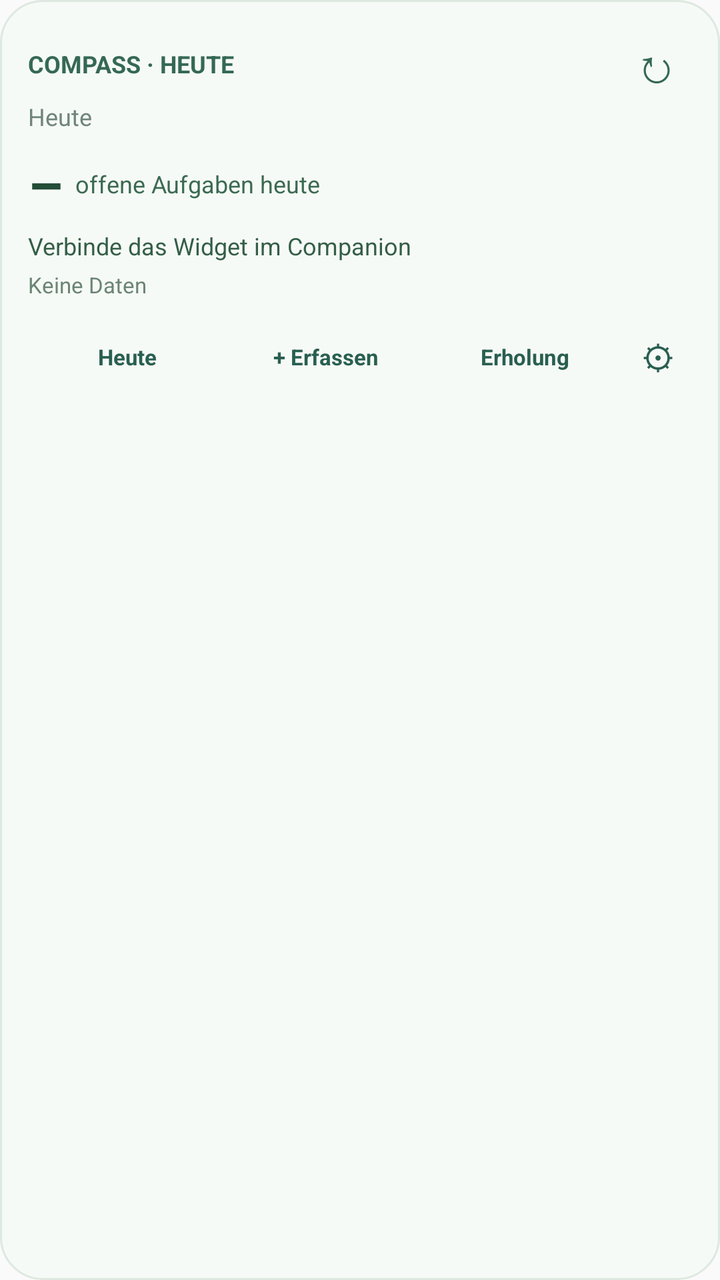
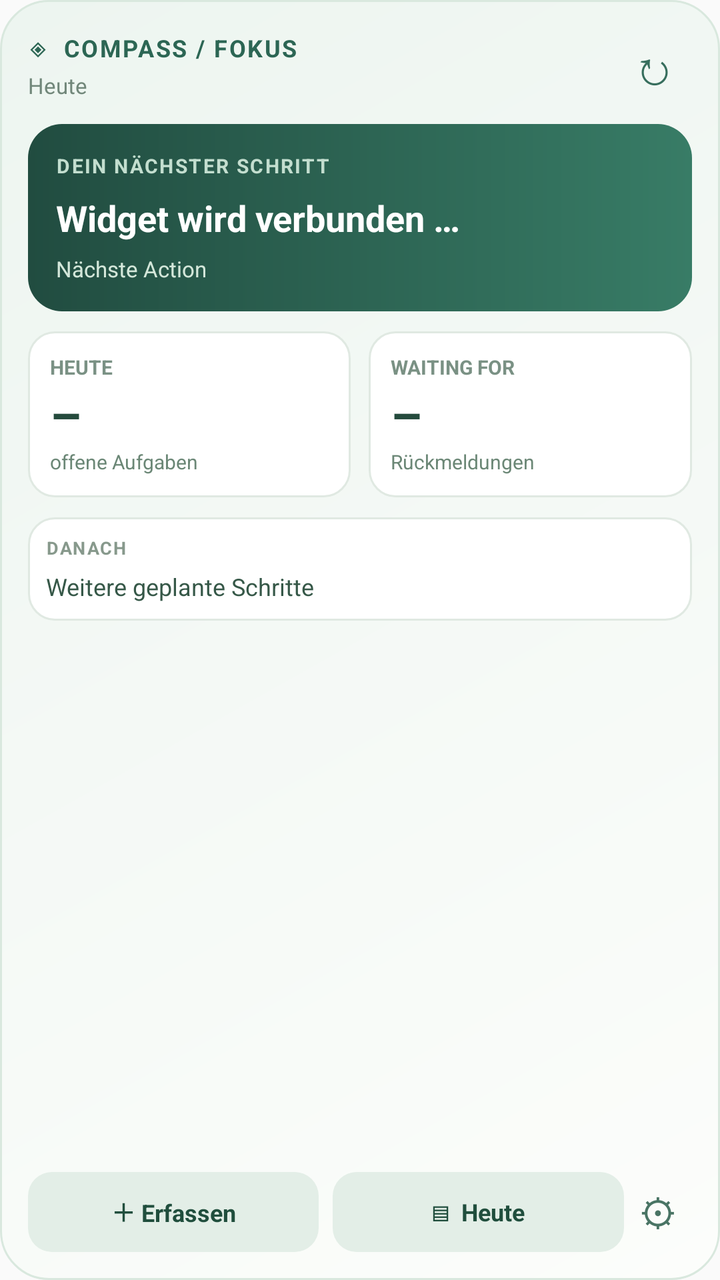

An Android layout rendered at two revisions. The XML below is the earlier revision; the diff shows what the commit changed to produce the second picture.
<!-- AndroidManifest.xml: application theme android:Theme.Material.Light.NoActionBar -->
<!-- res/layout/widget_today.xml -->
<?xml version="1.0" encoding="utf-8"?>
<LinearLayout xmlns:android="http://schemas.android.com/apk/res/android" android:layout_width="match_parent" android:layout_height="match_parent" android:orientation="vertical" android:padding="14dp" android:background="@drawable/rounded_bg">
  <LinearLayout android:layout_width="match_parent" android:layout_height="wrap_content" android:orientation="horizontal" android:gravity="center_vertical">
    <TextView android:layout_width="0dp" android:layout_weight="1" android:layout_height="wrap_content" android:text="COMPASS · HEUTE" android:textSize="12sp" android:textStyle="bold" android:textColor="#356857"/>
    <TextView android:id="@+id/widget_refresh" android:layout_width="36dp" android:layout_height="36dp" android:gravity="center" android:text="↻" android:textSize="24sp" android:contentDescription="Widget aktualisieren" android:textColor="#356857"/>
  </LinearLayout>
  <TextView android:id="@+id/widget_date" android:layout_width="match_parent" android:layout_height="wrap_content" android:text="Heute" android:textSize="12sp" android:textColor="#70857A"/>
  <LinearLayout android:layout_width="match_parent" android:layout_height="wrap_content" android:orientation="horizontal" android:gravity="center_vertical" android:layout_marginTop="7dp">
     <TextView android:id="@+id/widget_count" android:layout_width="wrap_content" android:layout_height="wrap_content" android:text="–" android:textSize="28sp" android:textStyle="bold" android:textColor="#244C37"/>
     <TextView android:layout_width="wrap_content" android:layout_height="wrap_content" android:text="  offene Aufgaben heute" android:textSize="12sp" android:textColor="#3B6A52"/>
  </LinearLayout>
  <TextView android:id="@+id/widget_next" android:layout_width="match_parent" android:layout_height="wrap_content" android:text="Verbinde das Widget im Companion" android:singleLine="true" android:ellipsize="end" android:layout_marginTop="4dp" android:textSize="12sp" android:textColor="#345E47"/>
  <TextView android:id="@+id/widget_health" android:layout_width="match_parent" android:layout_height="wrap_content" android:text="Keine Daten" android:singleLine="true" android:ellipsize="end" android:layout_marginTop="4dp" android:textSize="11sp" android:textColor="#6C8575"/>
  <LinearLayout android:layout_width="match_parent" android:layout_height="wrap_content" android:orientation="horizontal" android:layout_marginTop="10dp" android:gravity="center_vertical">
    <TextView android:id="@+id/widget_today_button" android:layout_width="0dp" android:layout_weight="1" android:layout_height="wrap_content" android:text="Heute" android:gravity="center" android:padding="7dp" android:textStyle="bold" android:textSize="11sp" android:textColor="#295F50"/>
    <TextView android:id="@+id/widget_capture_button" android:layout_width="0dp" android:layout_weight="1" android:layout_height="wrap_content" android:text="+ Erfassen" android:gravity="center" android:padding="7dp" android:textStyle="bold" android:textSize="11sp" android:textColor="#295F50"/>
    <TextView android:id="@+id/widget_recovery_button" android:layout_width="0dp" android:layout_weight="1" android:layout_height="wrap_content" android:text="Erholung" android:gravity="center" android:padding="7dp" android:textStyle="bold" android:textSize="11sp" android:textColor="#295F50"/>
    <TextView android:id="@+id/widget_setup" android:layout_width="34dp" android:layout_height="wrap_content" android:text="⚙" android:gravity="center" android:padding="7dp" android:textSize="17sp" android:contentDescription="Widget einrichten" android:textColor="#295F50"/>
  </LinearLayout>
</LinearLayout>
<!-- resources referenced by this layout -->
<resources>
  <!-- drawable rounded_bg (drawable) -->
  <shape xmlns:android="http://schemas.android.com/apk/res/android" android:shape="rectangle">
    <solid android:color="#F6FAF6"/><corners android:radius="21dp"/><stroke android:width="1dp" android:color="#DDE9E0"/>
  </shape>
</resources>

<!-- the commit's change to res/layout/widget_today.xml (unified diff, before → after) -->
@@ -1,20 +1,41 @@
 <?xml version="1.0" encoding="utf-8"?>
-<LinearLayout xmlns:android="http://schemas.android.com/apk/res/android" android:layout_width="match_parent" android:layout_height="match_parent" android:orientation="vertical" android:padding="14dp" android:background="@drawable/rounded_bg">
-  <LinearLayout android:layout_width="match_parent" android:layout_height="wrap_content" android:orientation="horizontal" android:gravity="center_vertical">
-    <TextView android:layout_width="0dp" android:layout_weight="1" android:layout_height="wrap_content" android:text="COMPASS · HEUTE" android:textSize="12sp" android:textStyle="bold" android:textColor="#356857"/>
-    <TextView android:id="@+id/widget_refresh" android:layout_width="36dp" android:layout_height="36dp" android:gravity="center" android:text="↻" android:textSize="24sp" android:contentDescription="Widget aktualisieren" android:textColor="#356857"/>
+<LinearLayout xmlns:android="http://schemas.android.com/apk/res/android"
+ android:layout_width="match_parent" android:layout_height="match_parent" android:orientation="vertical"
+ android:background="@drawable/widget_surface" android:padding="14dp">
+ <LinearLayout android:layout_width="match_parent" android:layout_height="wrap_content" android:orientation="horizontal" android:gravity="center_vertical">
+  <LinearLayout android:layout_width="0dp" android:layout_weight="1" android:layout_height="wrap_content" android:orientation="vertical">
+   <TextView android:layout_width="match_parent" android:layout_height="wrap_content" android:text="◈  COMPASS / FOKUS" android:textColor="#2C6654" android:textSize="12sp" android:letterSpacing="0.07" android:textStyle="bold"/>
+   <TextView android:id="@+id/widget_date" android:layout_width="match_parent" android:layout_height="wrap_content" android:text="Heute" android:textSize="11sp" android:layout_marginTop="3dp" android:textColor="#71877A"/>
   </LinearLayout>
-  <TextView android:id="@+id/widget_date" android:layout_width="match_parent" android:layout_height="wrap_content" android:text="Heute" android:textSize="12sp" android:textColor="#70857A"/>
-  <LinearLayout android:layout_width="match_parent" android:layout_height="wrap_content" android:orientation="horizontal" android:gravity="center_vertical" android:layout_marginTop="7dp">
-     <TextView android:id="@+id/widget_count" android:layout_width="wrap_content" android:layout_height="wrap_content" android:text="–" android:textSize="28sp" android:textStyle="bold" android:textColor="#244C37"/>
-     <TextView android:layout_width="wrap_content" android:layout_height="wrap_content" android:text="  offene Aufgaben heute" android:textSize="12sp" android:textColor="#3B6A52"/>
+  <TextView android:id="@+id/widget_refresh" android:layout_width="38dp" android:layout_height="38dp" android:gravity="center" android:text="↻" android:textSize="24sp" android:textColor="#376E5D" android:contentDescription="Fokus aktualisieren"/>
+ </LinearLayout>
+ <LinearLayout android:layout_width="match_parent" android:layout_height="wrap_content" android:orientation="vertical" android:background="@drawable/widget_primary_panel" android:padding="14dp" android:layout_marginTop="10dp">
+  <TextView android:layout_width="match_parent" android:layout_height="wrap_content" android:text="DEIN NÄCHSTER SCHRITT" android:textSize="10sp" android:letterSpacing="0.08" android:textColor="#C3DECF" android:textStyle="bold"/>
+  <TextView android:id="@+id/widget_next" android:layout_width="match_parent" android:layout_height="wrap_content" android:maxLines="2" android:ellipsize="end" android:layout_marginTop="7dp" android:textSize="18sp" android:textColor="#FFFFFF" android:textStyle="bold" android:text="Widget wird verbunden …"/>
+  <TextView android:id="@+id/widget_meta" android:layout_width="match_parent" android:layout_height="wrap_content" android:layout_marginTop="6dp" android:textSize="11sp" android:textColor="#D4E7DA" android:maxLines="1" android:ellipsize="end" android:text="Nächste Action"/>
+ </LinearLayout>
+ <LinearLayout android:layout_width="match_parent" android:layout_height="wrap_content" android:orientation="horizontal" android:layout_marginTop="10dp">
+  <LinearLayout android:layout_width="0dp" android:layout_weight="1" android:layout_height="wrap_content" android:orientation="vertical" android:background="@drawable/widget_secondary_panel" android:padding="11dp">
+   <TextView android:layout_width="match_parent" android:layout_height="wrap_content" android:text="HEUTE" android:textColor="#7A9184" android:textSize="10sp" android:textStyle="bold"/>
+   <TextView android:id="@+id/widget_count" android:layout_width="match_parent" android:layout_height="wrap_content" android:text="–" android:textSize="25sp" android:textColor="#254B3D" android:textStyle="bold"/>
+   <TextView android:layout_width="match_parent" android:layout_height="wrap_content" android:text="offene Aufgaben" android:textColor="#6B8776" android:textSize="10sp"/>
   </LinearLayout>
-  <TextView android:id="@+id/widget_next" android:layout_width="match_parent" android:layout_height="wrap_content" android:text="Verbinde das Widget im Companion" android:singleLine="true" android:ellipsize="end" android:layout_marginTop="4dp" android:textSize="12sp" android:textColor="#345E47"/>
-  <TextView android:id="@+id/widget_health" android:layout_width="match_parent" android:layout_height="wrap_content" android:text="Keine Daten" android:singleLine="true" android:ellipsize="end" android:layout_marginTop="4dp" android:textSize="11sp" android:textColor="#6C8575"/>
-  <LinearLayout android:layout_width="match_parent" android:layout_height="wrap_content" android:orientation="horizontal" android:layout_marginTop="10dp" android:gravity="center_vertical">
-    <TextView android:id="@+id/widget_today_button" android:layout_width="0dp" android:layout_weight="1" android:layout_height="wrap_content" android:text="Heute" android:gravity="center" android:padding="7dp" android:textStyle="bold" android:textSize="11sp" android:textColor="#295F50"/>
-    <TextView android:id="@+id/widget_capture_button" android:layout_width="0dp" android:layout_weight="1" android:layout_height="wrap_content" android:text="+ Erfassen" android:gravity="center" android:padding="7dp" android:textStyle="bold" android:textSize="11sp" android:textColor="#295F50"/>
-    <TextView android:id="@+id/widget_recovery_button" android:layout_width="0dp" android:layout_weight="1" android:layout_height="wrap_content" android:text="Erholung" android:gravity="center" android:padding="7dp" android:textStyle="bold" android:textSize="11sp" android:textColor="#295F50"/>
-    <TextView android:id="@+id/widget_setup" android:layout_width="34dp" android:layout_height="wrap_content" android:text="⚙" android:gravity="center" android:padding="7dp" android:textSize="17sp" android:contentDescription="Widget einrichten" android:textColor="#295F50"/>
+  <Space android:layout_width="9dp" android:layout_height="1dp"/>
+  <LinearLayout android:layout_width="0dp" android:layout_weight="1" android:layout_height="wrap_content" android:orientation="vertical" android:background="@drawable/widget_secondary_panel" android:padding="11dp">
+   <TextView android:layout_width="match_parent" android:layout_height="wrap_content" android:text="WAITING FOR" android:textColor="#7A9184" android:textSize="10sp" android:textStyle="bold"/>
+   <TextView android:id="@+id/widget_waiting" android:layout_width="match_parent" android:layout_height="wrap_content" android:text="–" android:textSize="25sp" android:textColor="#254B3D" android:textStyle="bold"/>
+   <TextView android:layout_width="match_parent" android:layout_height="wrap_content" android:text="Rückmeldungen" android:textColor="#6B8776" android:textSize="10sp"/>
   </LinearLayout>
+ </LinearLayout>
+ <LinearLayout android:id="@+id/widget_more" android:layout_width="match_parent" android:layout_height="wrap_content" android:orientation="vertical" android:layout_marginTop="10dp" android:padding="9dp" android:background="@drawable/widget_secondary_panel">
+  <TextView android:layout_width="match_parent" android:layout_height="wrap_content" android:text="DANACH" android:textSize="9sp" android:letterSpacing="0.07" android:textStyle="bold" android:textColor="#87998C"/>
+  <TextView android:id="@+id/widget_second" android:layout_width="match_parent" android:layout_height="wrap_content" android:layout_marginTop="5dp" android:maxLines="2" android:ellipsize="end" android:textSize="12sp" android:textColor="#365848" android:text="Weitere geplante Schritte"/>
+ </LinearLayout>
+ <Space android:layout_width="match_parent" android:layout_height="0dp" android:layout_weight="1"/>
+ <LinearLayout android:layout_width="match_parent" android:layout_height="wrap_content" android:orientation="horizontal" android:gravity="center_vertical" android:layout_marginTop="10dp">
+  <TextView android:id="@+id/widget_capture_button" android:layout_width="0dp" android:layout_weight="1" android:layout_height="40dp" android:gravity="center" android:text="＋ Erfassen" android:textSize="12sp" android:textStyle="bold" android:textColor="#204E3D" android:background="@drawable/widget_action_panel"/>
+  <Space android:layout_width="7dp" android:layout_height="1dp"/>
+  <TextView android:id="@+id/widget_today_button" android:layout_width="0dp" android:layout_weight="1" android:layout_height="40dp" android:gravity="center" android:text="▤  Heute" android:textSize="12sp" android:textStyle="bold" android:textColor="#204E3D" android:background="@drawable/widget_action_panel"/>
+  <TextView android:id="@+id/widget_setup" android:layout_width="34dp" android:layout_height="40dp" android:gravity="center" android:text="⚙" android:textSize="19sp" android:textColor="#497464" android:contentDescription="Widget und Datenschutz einstellen"/>
+ </LinearLayout>
 </LinearLayout>
<!-- resource entries referenced after the edit -->
@@ -1,8 +1,26 @@
 <!-- resources referenced by this layout -->
 <resources>
-  <!-- drawable rounded_bg (drawable) -->
+  <!-- drawable widget_action_panel (drawable) -->
+  <?xml version="1.0" encoding="utf-8"?>
   <shape xmlns:android="http://schemas.android.com/apk/res/android" android:shape="rectangle">
-    <solid android:color="#F6FAF6"/><corners android:radius="21dp"/><stroke android:width="1dp" android:color="#DDE9E0"/>
+   <solid android:color="#E3EEE7"/><corners android:radius="12dp"/>
+  </shape>
+  <!-- drawable widget_primary_panel (drawable) -->
+  <?xml version="1.0" encoding="utf-8"?>
+  <shape xmlns:android="http://schemas.android.com/apk/res/android" android:shape="rectangle">
+   <gradient android:startColor="#214C40" android:endColor="#387C66" android:angle="0"/>
+   <corners android:radius="17dp"/>
+  </shape>
+  <!-- drawable widget_secondary_panel (drawable) -->
+  <?xml version="1.0" encoding="utf-8"?>
+  <shape xmlns:android="http://schemas.android.com/apk/res/android" android:shape="rectangle">
+   <solid android:color="#FFFFFF"/><corners android:radius="13dp"/><stroke android:color="#E0E9E2" android:width="1dp"/>
+  </shape>
+  <!-- drawable widget_surface (drawable) -->
+  <?xml version="1.0" encoding="utf-8"?>
+  <shape xmlns:android="http://schemas.android.com/apk/res/android" android:shape="rectangle">
+   <gradient android:startColor="#FCFDFB" android:endColor="#EDF5F0" android:angle="135"/>
+   <corners android:radius="24dp"/><stroke android:color="#D9E8DE" android:width="1dp"/>
   </shape>
 </resources>
 
